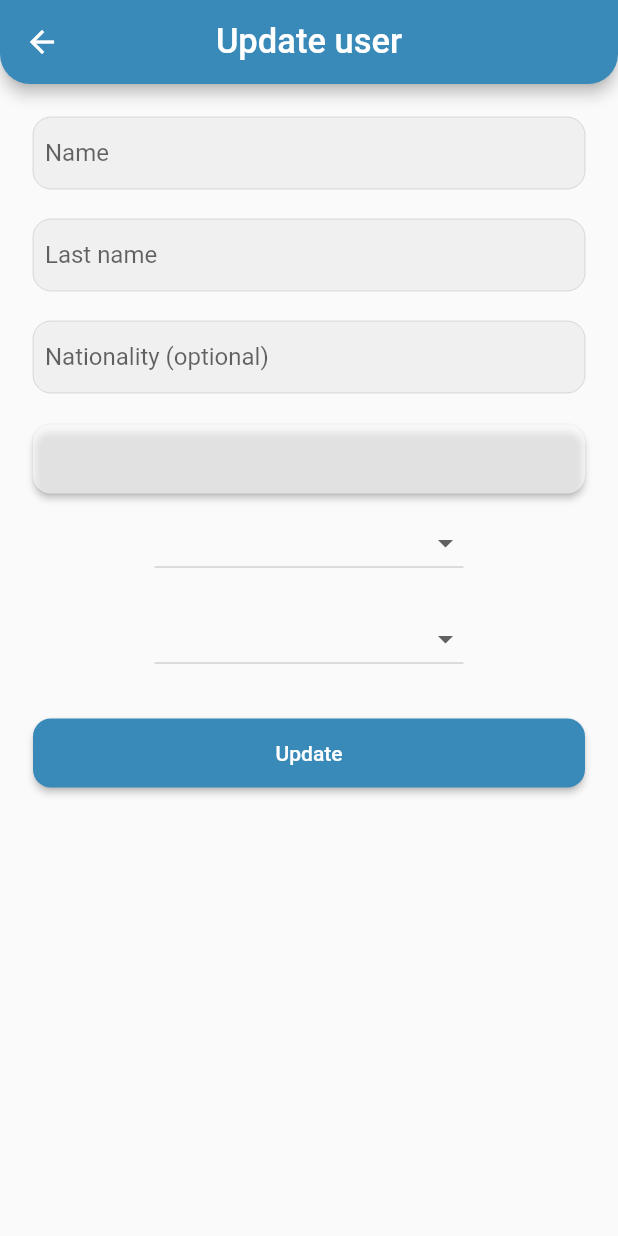
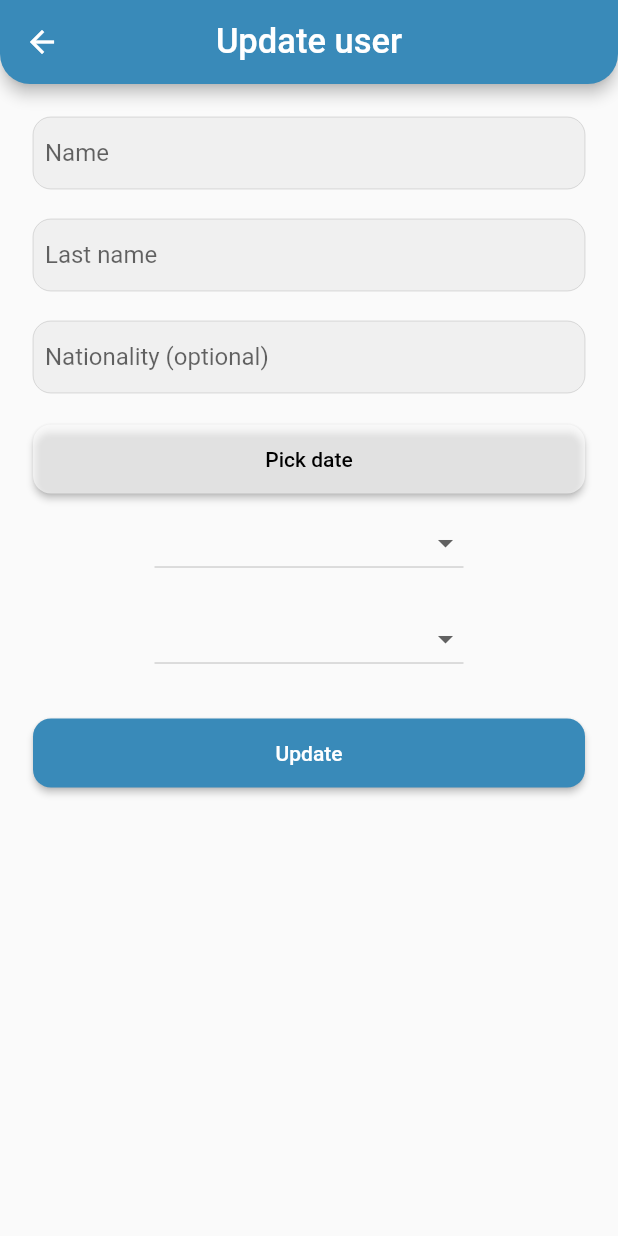
Before and after one commit to jorjegxg/the_office, a Flutter app: the UserProfileView screen opened directly with empty values, after a tap on the "edit" icon, on a phone screen of 412 x 824 dp. Run offline on Flutter 3.47's test engine with Material 2 defaults, Android fonts, the phone set to English and light mode, and no system bars; our stand-ins replace cloud_firestore, firebase_auth, firebase_core, firebase_storage, flutter_holo_date_picker, font_awesome_flutter and 2 more; missing offline and left inert: cloud_firestore_web, firebase_auth_web, firebase_core_web, firebase_storage_web; accounts and stored records are empty; network calls fail.

Commit message:
rezolvat bug cu update profile

```diff
--- a/lib/screens/admin/tiles_view/user_profile_view.dart
+++ b/lib/screens/admin/tiles_view/user_profile_view.dart
@@ -66,6 +66,7 @@ class UserProfileView extends StatelessWidget {
           builder: (BuildContext context, AsyncSnapshot snapshot) {
             if (snapshot.connectionState == ConnectionState.active) {
               if (snapshot.hasData) {
+
                 name = snapshot.data['name'];
                 lastName = snapshot.data['lastName'];
                 gender = snapshot.data['gender'];
@@ -111,7 +112,7 @@ class UserProfileView extends StatelessWidget {
                                     SizedBox(
                                       width: 150,
                                       child: Text(
-                                        '${snapshot.data['name']} ${snapshot.data['lastName']}',
+                                        '$name $lastName',
                                         style: const TextStyle(
                                             fontWeight: FontWeight.bold,
                                             fontSize: 25),
@@ -120,7 +121,7 @@ class UserProfileView extends StatelessWidget {
                                     Container(
                                       width: 180,
                                       child: Text(
-                                        snapshot.data['role'],
+                                        '$role',
                                         style: const TextStyle(fontSize: 25),
                                       ),
                                     ),
@@ -157,7 +158,7 @@ class UserProfileView extends StatelessWidget {
                           Text(
                             birthDate != ""
                                 ? "Birth date: $birthDate"
-                                : "Birth date: --------",
+                                : "Birth date: unknown",
                             style: const TextStyle(fontSize: 20),
                           ),
                           const SizedBox(
@@ -166,7 +167,7 @@ class UserProfileView extends StatelessWidget {
                           Text(
                             snapshot.data['building'] != ""
                                 ? "Building: ${snapshot.data['building']}"
-                                : "Building: --------",
+                                : "Building: no building",
                             style: const TextStyle(fontSize: 20),
                           ),
                           const SizedBox(
@@ -175,7 +176,7 @@ class UserProfileView extends StatelessWidget {
                           Text(
                             snapshot.data['office'] != ""
                                 ? "Office: ${snapshot.data['office']}"
-                                : "Office: --------",
+                                : "Office: no office",
                             style: const TextStyle(fontSize: 20),
                           ),
                         ],
--- a/lib/screens/admin/update_profile.dart
+++ b/lib/screens/admin/update_profile.dart
@@ -6,7 +6,7 @@ import 'package:the_office/widgets/show_snack_bar.dart';
 import 'package:the_office/widgets/text_field_input.dart';
 
 class UpdateProfile extends StatefulWidget {
-  const UpdateProfile({Key? key ,
+  UpdateProfile({Key? key ,
     required this.name,
     required this.lastName,
     required this.gender,
@@ -18,7 +18,7 @@ class UpdateProfile extends StatefulWidget {
     final String name;
     final String lastName;
     final String gender;
-    final String birthDate;
+    String birthDate;
     final String nationality;
     final String role;
     final String pictureUrl;
@@ -40,8 +40,7 @@ class _UpdateProfileState extends State<UpdateProfile> {
       lastName: _lastNameController.text,
       gender: selectedGender,
       ///todo vezi la data ca poate fi ""
-      birthDate:
-      _date != null ? '${_date!.year}-${_date!.month}-${_date!.day}' : widget.birthDate,
+      birthDate: widget.birthDate,
       nationality: _nationalityController.text,
       role: selectedRole,
       id: widget.id,
@@ -111,7 +110,6 @@ class _UpdateProfileState extends State<UpdateProfile> {
     _nationalityFocusNode.dispose();
   }
 
-  ///birth date picker + role + gender
   @override
   Widget build(BuildContext context) {
     return Scaffold(
@@ -157,9 +155,9 @@ class _UpdateProfileState extends State<UpdateProfile> {
             CustomButton(
               color: Colors.white60,
               circularCorners: 12,
-              text: _date == null
-                  ? widget.birthDate
-                  : 'Date picked : ${_date!.year}-${_date!.month}-${_date!.day}',
+              text: (widget.birthDate.isEmpty)//|| widget.birthDate.isNotEmpty)
+                  ? 'Pick date'
+                  : 'Date picked : ${widget.birthDate}',
               fontSize: 14,
               onPressed: () async {
                 var datePicked = await DatePicker.showSimpleDatePicker(
@@ -173,6 +171,7 @@ class _UpdateProfileState extends State<UpdateProfile> {
                 );
                 setState(() {
                   _date = datePicked;
+                  widget.birthDate = '${_date!.year}-${_date!.month}-${_date!.day}';
                 });
               },
             ),
```
